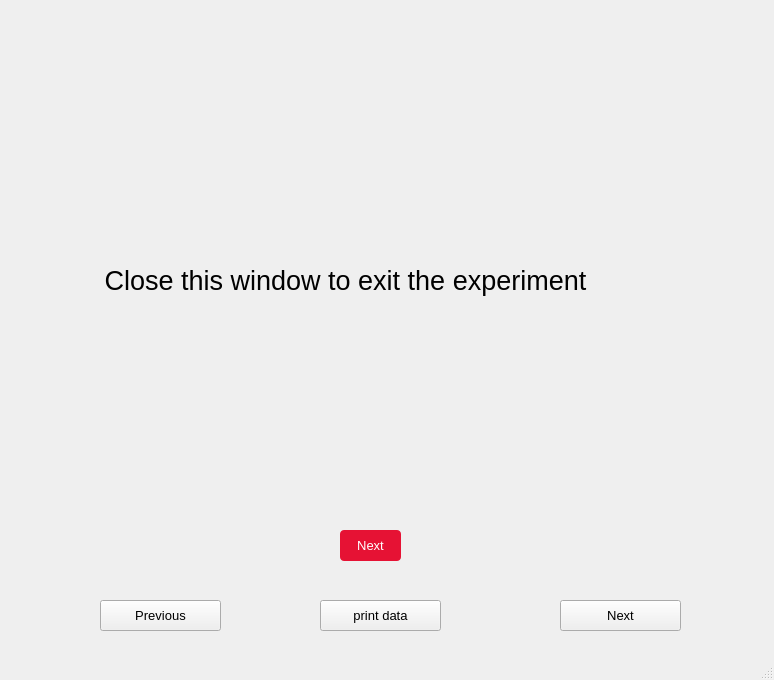
Above: GBA.ui from BenAY357/BalloonGame before the change. Below: the same form after it.
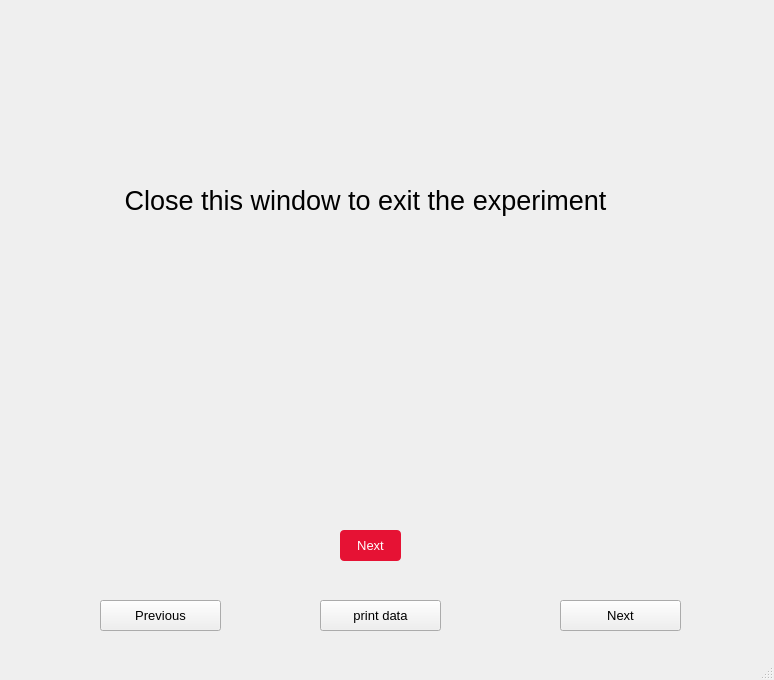
That is the form after the change. The open tabs and pages were chosen to show the change. Icons and pictures are not drawn.

What changed in the file:
```diff
--- a/GBA.ui
+++ b/GBA.ui
@@ -1680,8 +1680,8 @@
      <widget class="QLabel" name="label_10">
       <property name="geometry">
        <rect>
-        <x>50</x>
-        <y>160</y>
+        <x>70</x>
+        <y>80</y>
         <width>551</width>
         <height>181</height>
        </rect>
```
Left out of the diff: 6 changed lines with no effect on the pictures.
